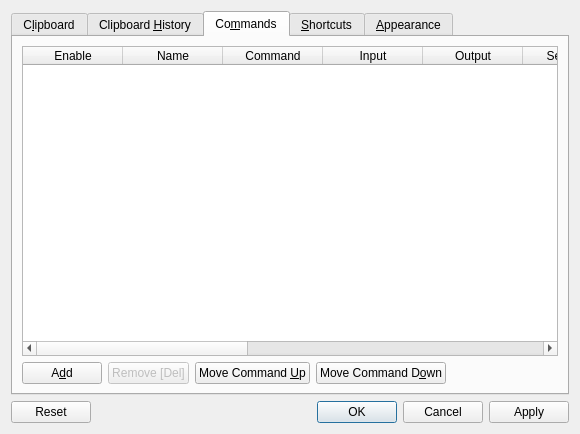
First picture: the form in src/configurationmanager.ui, repository hluk/CopyQ, before the edit.
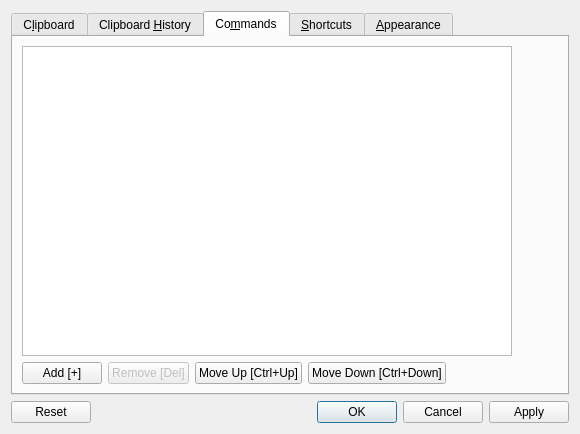
Second picture: the form after the edit. The open tabs and pages were chosen to show the change. Custom widgets are drawn as their Qt base class.

Commit message: Simpler command configuration, CSS changes

```diff
--- a/src/configurationmanager.ui
+++ b/src/configurationmanager.ui
@@ -239,112 +239,59 @@
         <layout class="QGridLayout" name="gridLayout_7">
          <item row="0" column="0">
           <layout class="QVBoxLayout" name="verticalLayout_10">
+           <property name="bottomMargin">
+            <number>0</number>
+           </property>
            <item>
-            <widget class="QTableWidget" name="tableCommands">
-             <column>
-              <property name="text">
-               <string>Enable</string>
-              </property>
-             </column>
-             <column>
-              <property name="text">
-               <string>Name</string>
-              </property>
-              <property name="toolTip">
-               <string>Label in context menu (use ampersand before character you want to be quick access key)</string>
-              </property>
-              <property name="whatsThis">
-               <string/>
-              </property>
-             </column>
-             <column>
-              <property name="text">
-               <string>Command</string>
-              </property>
-              <property name="toolTip">
-               <string>Command (%1 is contents of selected items)</string>
-              </property>
-             </column>
-             <column>
-              <property name="text">
-               <string>Input</string>
-              </property>
-              <property name="toolTip">
-               <string>Send content of selected items to standard input</string>
-              </property>
-             </column>
-             <column>
-              <property name="text">
-               <string>Output</string>
-              </property>
-              <property name="toolTip">
-               <string>Save the output in items</string>
-              </property>
-             </column>
-             <column>
-              <property name="text">
-               <string>Separator</string>
-              </property>
-              <property name="toolTip">
-               <string>Command output separator for splitting into multiple items</string>
-              </property>
-             </column>
-             <column>
-              <property name="text">
-               <string>Match</string>
-              </property>
-              <property name="toolTip">
-               <string>Allow command only on matched items (regular expression)</string>
-              </property>
-             </column>
-             <column>
-              <property name="text">
-               <string>Wait</string>
-              </property>
-              <property name="toolTip">
-               <string>Open action dialog instead of executing the command immediately</string>
-              </property>
-             </column>
-             <column>
-              <property name="text">
-               <string>Icon</string>
-              </property>
-              <property name="toolTip">
-               <string>Icon filename</string>
-              </property>
-             </column>
-             <column>
-              <property name="text">
-               <string>Shortcut</string>
-              </property>
-              <property name="toolTip">
-               <string>Command shortcut (e.g. Ctrl-X)</string>
-              </property>
-             </column>
-             <column>
-              <property name="text">
-               <string>Automatic</string>
-              </property>
-              <property name="toolTip">
-               <string>Run command on new clipboard items</string>
-              </property>
-             </column>
-             <column>
-              <property name="text">
-               <string>Ignore</string>
-              </property>
-              <property name="toolTip">
-               <string>Don't store in history</string>
-              </property>
-             </column>
-            </widget>
+            <layout class="QHBoxLayout" name="horizontalLayout">
+             <item>
+              <widget class="QListWidget" name="listWidgetCommands">
+               <property name="selectionMode">
+                <enum>QAbstractItemView::ExtendedSelection</enum>
+               </property>
+              </widget>
+             </item>
+             <item>
+              <layout class="QVBoxLayout" name="verticalLayout_6">
+               <property name="rightMargin">
+                <number>20</number>
+               </property>
+               <item>
+                <widget class="CommandWidget" name="widgetCommand" native="true">
+                 <property name="enabled">
+                  <bool>false</bool>
+                 </property>
+                 <property name="focusPolicy">
+                  <enum>Qt::WheelFocus</enum>
+                 </property>
+                </widget>
+               </item>
+               <item>
+                <spacer name="verticalSpacer_2">
+                 <property name="orientation">
+                  <enum>Qt::Vertical</enum>
+                 </property>
+                 <property name="sizeHint" stdset="0">
+                  <size>
+                   <width>20</width>
+                   <height>40</height>
+                  </size>
+                 </property>
+                </spacer>
+               </item>
+              </layout>
+             </item>
+            </layout>
            </item>
            <item>
             <layout class="QHBoxLayout" name="horizontalLayout_5">
              <item>
               <widget class="QPushButton" name="pushButtoAdd">
                <property name="text">
-                <string>A&amp;dd</string>
+                <string>Add [+]</string>
+               </property>
+               <property name="shortcut">
+                <string>+</string>
                </property>
               </widget>
              </item>
@@ -364,14 +311,20 @@
              <item>
               <widget class="QPushButton" name="pushButtonUp">
                <property name="text">
-                <string>Move Command &amp;Up</string>
+                <string>Move Up [Ctrl+Up]</string>
+               </property>
+               <property name="shortcut">
+                <string>Ctrl+Up</string>
                </property>
               </widget>
              </item>
              <item>
               <widget class="QPushButton" name="pushButtonDown">
                <property name="text">
-                <string>Move Command D&amp;own</string>
+                <string>Move Down [Ctrl+Down]</string>
+               </property>
+               <property name="shortcut">
+                <string>Ctrl+Down</string>
                </property>
               </widget>
              </item>
@@ -579,6 +532,14 @@
    </item>
   </layout>
  </widget>
+ <customwidgets>
+  <customwidget>
+   <class>CommandWidget</class>
+   <extends>QWidget</extends>
+   <header>commandwidget.h</header>
+   <container>1</container>
+  </customwidget>
+ </customwidgets>
  <tabstops>
   <tabstop>buttonBox</tabstop>
   <tabstop>tabWidget</tabstop>
```
Left out of the diff: 14 changed lines with no effect on the pictures. The commit also changes 14 other files.
